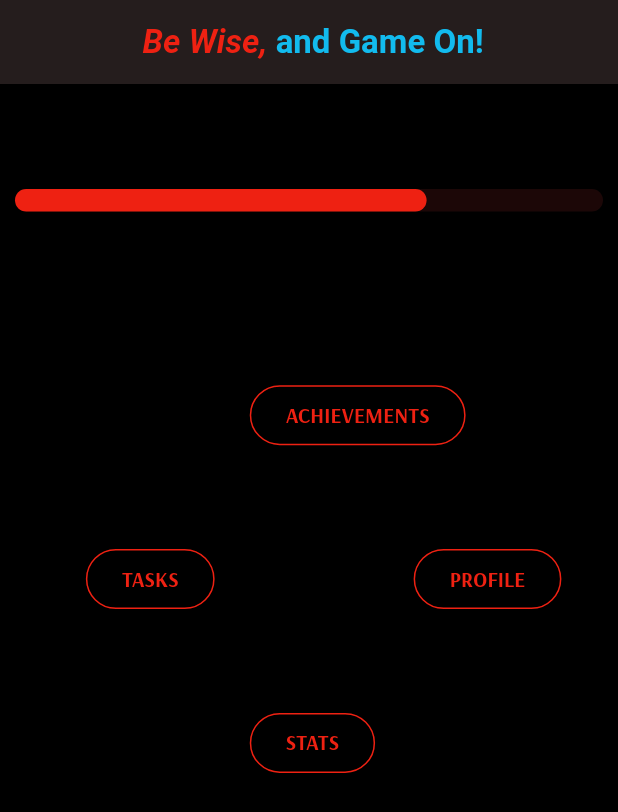
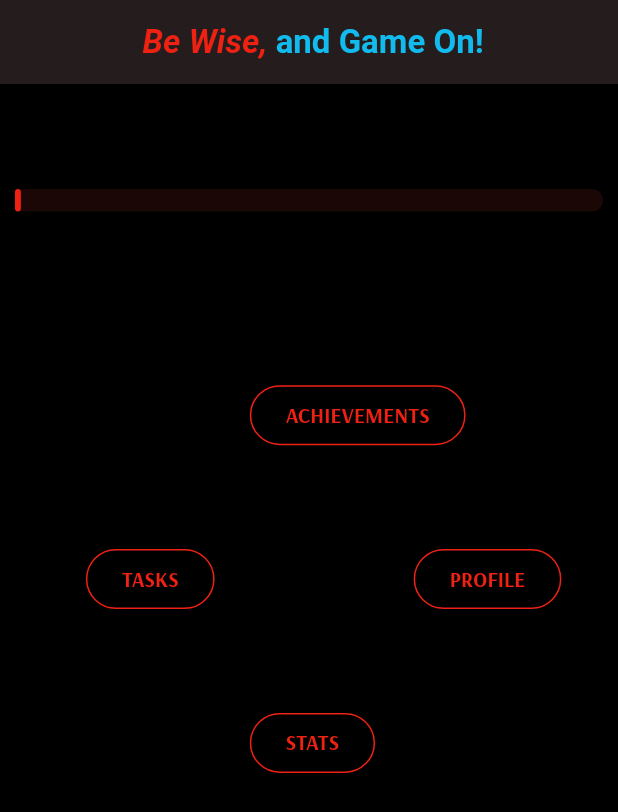
Before and after one commit to Light-700/Life-simulator, a Flutter app: the MyHomePage screen opened directly, after a tap on "PROFILE", after a tap on "Home", on a phone screen of 412 x 824 dp. Shown: the top 812 px of the screen. Run offline on Flutter 3.47's test engine with Material 3 defaults, Android fonts, the light colour scheme and no system bars; our stand-ins replace fl_chart, hive, hive_flutter, shared_preferences; accounts and stored records are empty.

Commit message:
minor changes to linear progress indicators

```diff
--- a/lib/main.dart
+++ b/lib/main.dart
@@ -792,7 +792,7 @@ class RealHome extends StatelessWidget {
             Padding(
               padding: const EdgeInsets.only(top: 70, bottom: 15, left: 10, right:10),
               child: LinearProgressIndicator(
-                value: 0.7,
+                value: Provider.of<ProfileNotifier>(context).getXPProgress(),
                 minHeight: 15,
                 borderRadius: BorderRadius.circular(10),
                 color: const Color.fromARGB(255, 238, 33, 18),
--- a/lib/src/screens/profile.dart
+++ b/lib/src/screens/profile.dart
@@ -210,7 +210,7 @@ class ProfilePage extends StatelessWidget {
                                       children: [
                                         Expanded(
                                           child: LinearProgressIndicator(
-                                            value: 0.01,
+                                            value: Provider.of<ProfileNotifier>(context).getXPProgress(),
                                             minHeight: 18,
                                             borderRadius: BorderRadius.circular(10),
                                             color: const Color.fromARGB(255, 238, 179, 18),
@@ -219,7 +219,7 @@ class ProfilePage extends StatelessWidget {
                                         ),
                                         const SizedBox(width: 12),
                                         Text(
-                                          "${profileNotifier.xp}/100 XP",
+                                          "${profileNotifier.xp}/${profileNotifier.totalExp} XP",
                                           style: TextStyle(
                                             color: Color.fromARGB(255, 255, 254, 254),
                                             fontSize: 12,
```
